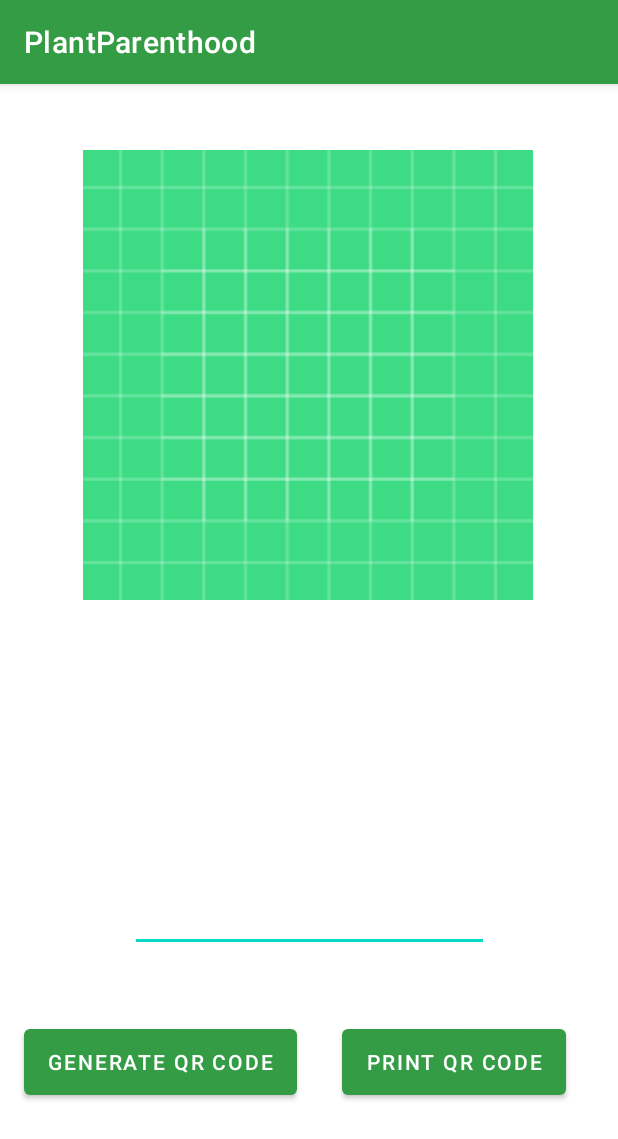
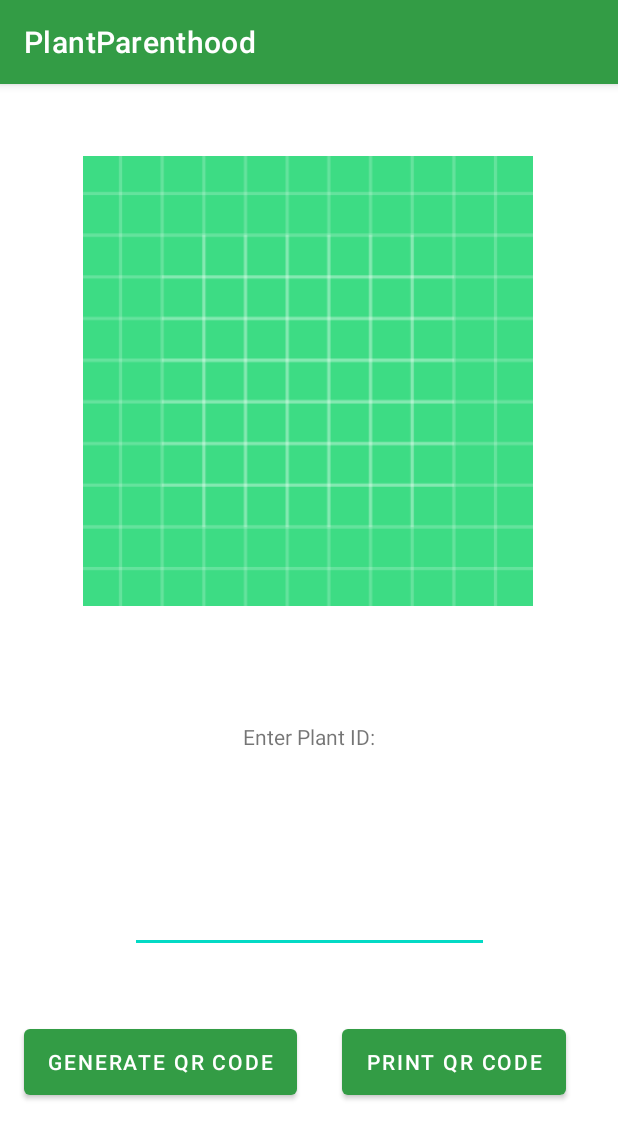
Before and after one commit to JustJif/PlantParenthood, an Android app: the QRCodeGenerator screen opened directly, with no data from a screen before it, on a phone screen of 412 x 824 dp. Shown: the top 1139 px of the screen. Run offline under Robolectric (Android 15) with nearby library versions, the phone set to English and light mode, and no system bars.

Commit message:
Update activity_qrcode_generator.xml

```diff
--- a/app/src/main/res/layout/activity_qrcode_generator.xml
+++ b/app/src/main/res/layout/activity_qrcode_generator.xml
@@ -10,7 +10,7 @@
         android:id="@+id/qrcode_image"
         android:layout_width="300dp"
         android:layout_height="300dp"
-        android:layout_marginTop="44dp"
+        android:layout_marginTop="48dp"
         android:contentDescription="@string/qrcode_image"
         app:layout_constraintEnd_toEndOf="parent"
         app:layout_constraintHorizontal_bias="0.495"
@@ -55,15 +55,11 @@
         android:id="@+id/debug_plantIDprompt"
         android:layout_width="wrap_content"
         android:layout_height="wrap_content"
-        android:layout_marginStart="161dp"
-        android:layout_marginTop="436dp"
-        android:layout_marginEnd="162dp"
-        android:layout_marginBottom="276dp"
         android:text="Enter Plant ID:"
-        app:layout_constraintBottom_toBottomOf="@id/qrcode_generate_button"
+        app:layout_constraintBottom_toTopOf="@+id/debug_plantIDEntry"
         app:layout_constraintEnd_toEndOf="parent"
-        app:layout_constraintHorizontal_bias="0.521"
+        app:layout_constraintHorizontal_bias="0.5"
         app:layout_constraintStart_toStartOf="parent"
-        app:layout_constraintTop_toTopOf="parent"
-        app:layout_constraintVertical_bias="0.259" />
+        app:layout_constraintTop_toBottomOf="@+id/qrcode_image"
+        app:layout_constraintVertical_bias="0.488" />
 </androidx.constraintlayout.widget.ConstraintLayout>
```
